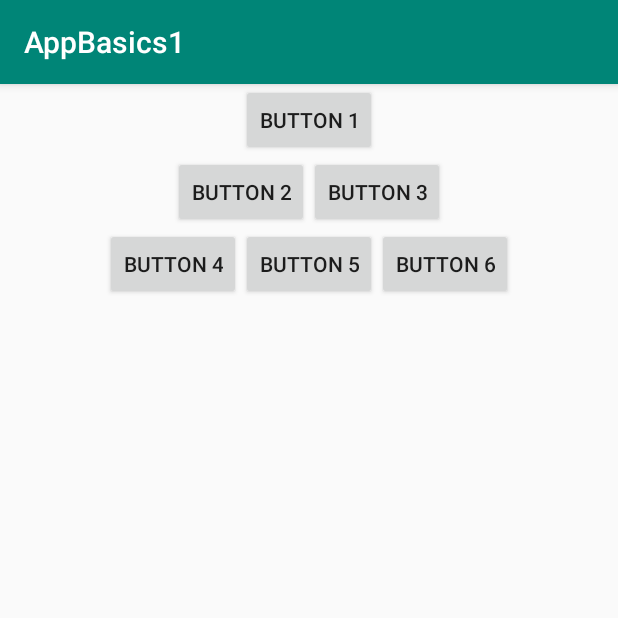
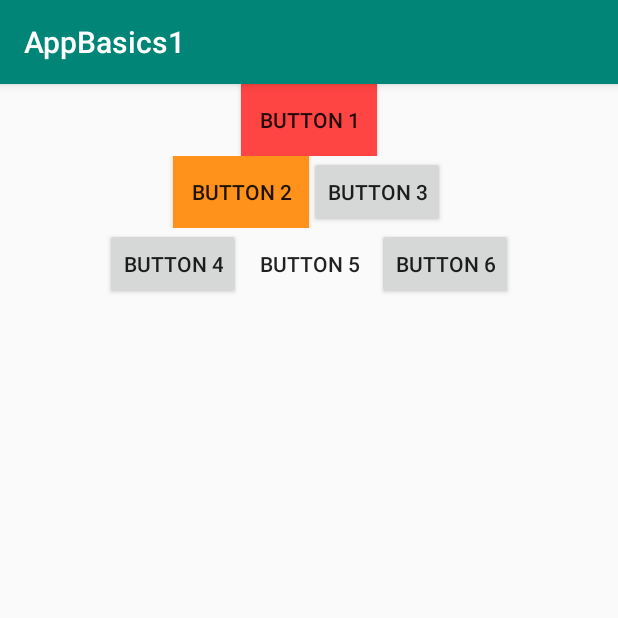
Before and after one commit to johnnkp/AppBasics1CCN2279, an Android app: the screen it shows after launch (MainActivity), on a phone screen of 412 x 824 dp, the top half of it. Run offline under Robolectric (Android 15) with nearby library versions, the phone set to English and light mode, and no system bars.

Commit message:
Tutorial 9 Page 5 Task 1

```diff
--- a/app/src/main/res/layout/activity_main.xml
+++ b/app/src/main/res/layout/activity_main.xml
@@ -10,6 +10,7 @@
 
         <Button
             android:id="@+id/btnN1"
+            android:background="@android:color/holo_red_light"
             android:text="Button 1" />
     </TableRow>
 
@@ -17,6 +18,7 @@
 
         <Button
             android:id="@+id/btnN2"
+            android:background="#ffff921a"
             android:text="Button 2" />
 
         <Button
@@ -32,6 +34,7 @@
 
         <Button
             android:id="@+id/btnN5"
+            android:background="@android:color/transparent"
             android:text="Button 5" />
 
         <Button
```
